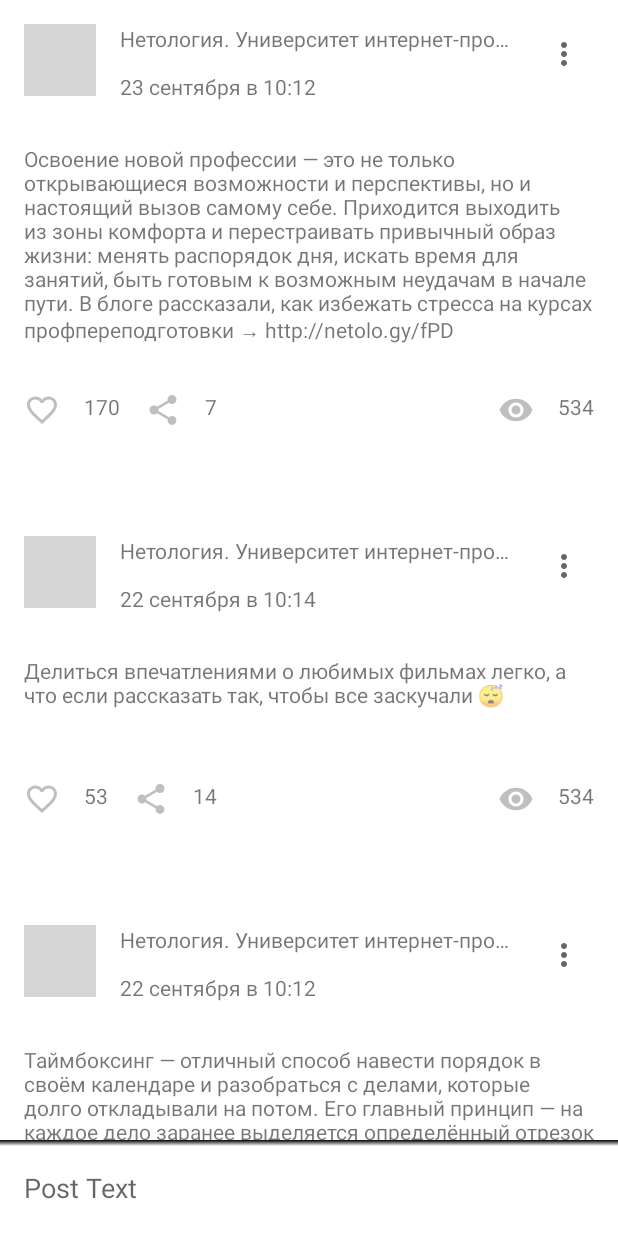
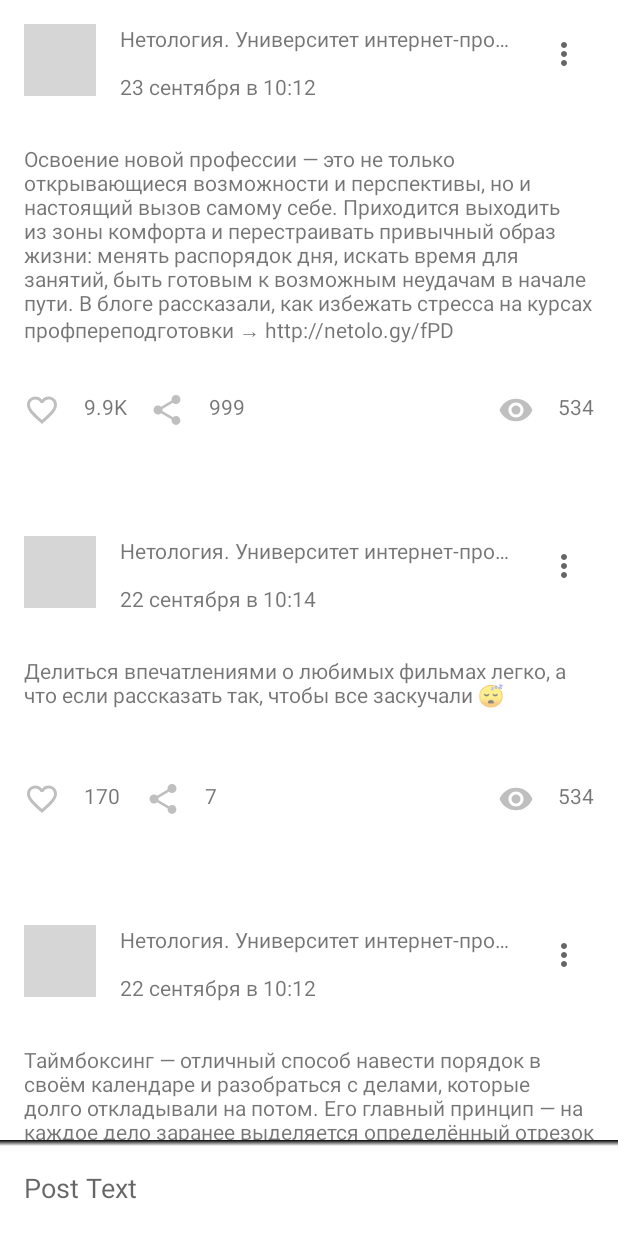
Before and after one commit to BrjuTAbR/and2-homework, an Android app: the MainActivity screen opened directly, with no data from a screen before it, on a phone screen of 412 x 824 dp. Run offline under Robolectric (Android 15) with nearby library versions, the phone set to English and light mode, and no system bars; grey boxes are pictures that could not be loaded.

Commit message:
add new dataRepo&functions+part PostAdapter + fix postCard

```diff
--- a/app/src/main/java/ru/netology/nmedia/PostsAdapter.kt
+++ b/app/src/main/java/ru/netology/nmedia/PostsAdapter.kt
@@ -2,6 +2,7 @@ package ru.netology.nmedia
 
 import android.view.LayoutInflater
 import android.view.ViewGroup
+import android.widget.PopupMenu
 import androidx.recyclerview.widget.ListAdapter
 import androidx.recyclerview.widget.RecyclerView
 import ru.netology.nmedia.databinding.CardPostBinding
@@ -35,15 +36,11 @@ class PostViewHolder(
             title.text = post.title
             subtitle.text = post.subtitle
             content.text = post.content
-            favCount.text = if (post.likes > 0) post.likes.toString() else ""
-            shareCount.text = if (post.share > 0) post.share.toString() else ""
+            favCount.text = if (post.likes > 0) getTextFromNum(post.likes) else ""
+            shareCount.text = if (post.share > 0) getTextFromNum(post.share) else ""
             viewCount.text = if (post.view > 0) post.view.toString() else ""
 
-            if (post.likeByMe) {
-                favBtn.setImageResource(R.drawable.ic_favorite)
-            } else {
-                favBtn.setImageResource(R.drawable.ic_favorite_border)
-            }
+            favBtn.setImageResource(getLikeImg(post.likeByMe))
 
             favBtn.setOnClickListener {
                 onLikeListener(post)
@@ -51,6 +48,27 @@ class PostViewHolder(
             shareBtn.setOnClickListener {
                 onShareListener(post)
             }
+            menu.setOnClickListener {
+                PopupMenu(it.context, it).apply {
+                    inflate(R.menu.options_post)
+                    setOnMenuItemClickListener { item ->
+                        when (item.itemId) {
+                            R.id.remove -> {
+//                                onInteractionListener.onRemove(post)
+                                true
+                            }
+
+                            R.id.edit -> {
+//                                onInteractionListener.onEdit(post)
+                                true
+                            }
+
+                            else -> false
+                        }
+                    }
+                }.show()
+            }
+
         }
     }
 }
--- a/app/src/main/java/ru/netology/nmedia/dataRepo.kt
+++ b/app/src/main/java/ru/netology/nmedia/dataRepo.kt
@@ -19,8 +19,6 @@ val postViewNumArray = Array(idx) { i ->
 }
 
 
-
-
 var posts = listOf(
     Post(
         id = idx.toLong(),
@@ -28,8 +26,8 @@ var posts = listOf(
         content = "Освоение новой профессии — это не только открывающиеся возможности и перспективы, но и настоящий вызов самому себе. Приходится выходить из зоны комфорта и перестраивать привычный образ жизни: менять распорядок дня, искать время для занятий, быть готовым к возможным неудачам в начале пути. В блоге рассказали, как избежать стресса на курсах профпереподготовки → http://netolo.gy/fPD",
         subtitle = "23 сентября в 10:12",
         view = postViewNumArray[--idx],
-        likes = Random.nextInt(postViewNumArray[idx] / LIKE_KF),
-        share = Random.nextInt(postViewNumArray[idx] / SHARE_KF),
+        likes = 9_999,
+        share = 999,
         likeByMe = false
     ),
     Post(
--- a/app/src/main/res/layout/card_post.xml
+++ b/app/src/main/res/layout/card_post.xml
@@ -47,7 +47,7 @@
         android:layout_width="@dimen/posts_btn_size_s"
         android:layout_height="@dimen/posts_btn_size_s"
         android:background="@android:color/transparent"
-        android:contentDescription="More"
+        android:contentDescription="@string/more"
         app:layout_constraintEnd_toEndOf="parent"
         app:layout_constraintTop_toTopOf="parent"
         app:srcCompat="@drawable/ic_more_vert_24"
@@ -58,7 +58,7 @@
         android:layout_width="wrap_content"
         android:layout_height="wrap_content"
         app:barrierDirection="bottom"
-        app:constraint_referenced_ids="logo, subtitle, @+id/menu" />
+        app:constraint_referenced_ids="logo, subtitle, menu" />
 
 
     <TextView
--- a/app/src/main/res/values/strings.xml
+++ b/app/src/main/res/values/strings.xml
@@ -12,4 +12,5 @@
     <string name="post_text">Post Text</string>
     <string name="alt_escape">Escape</string>
     <string name="error_empty_content">Error</string>
+    <string name="more">post menu</string>
 </resources>
```
Also changed, not shown: app/src/main/java/ru/netology/nmedia/functions.kt (+9 -0 lines), 1 other file.
